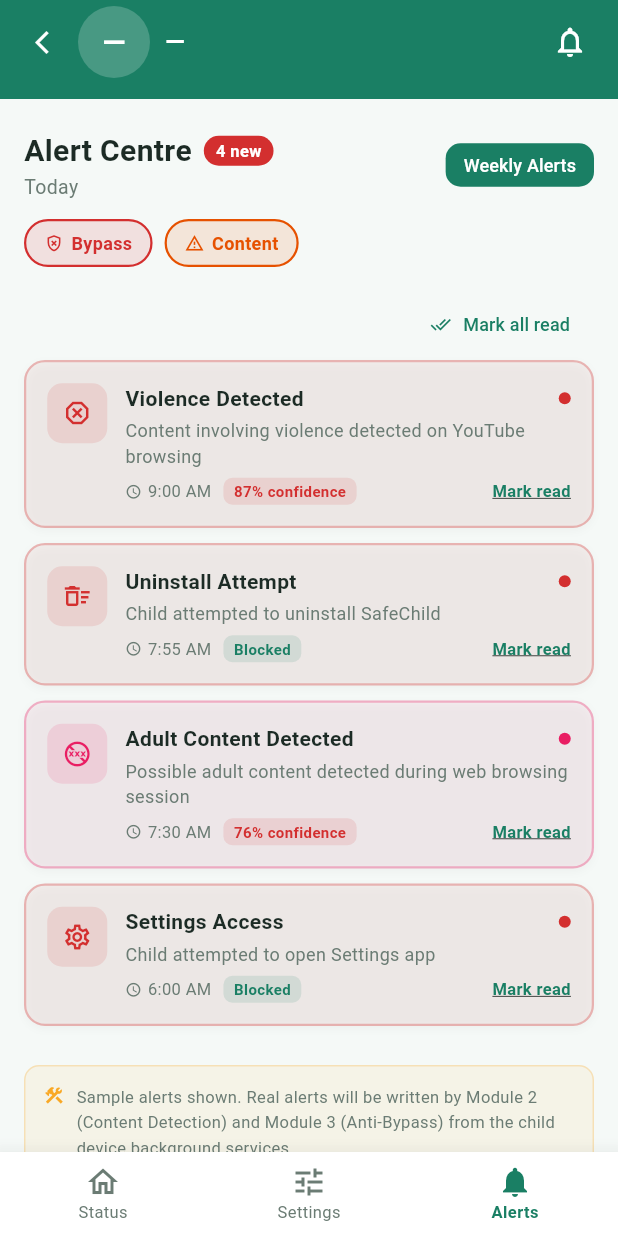
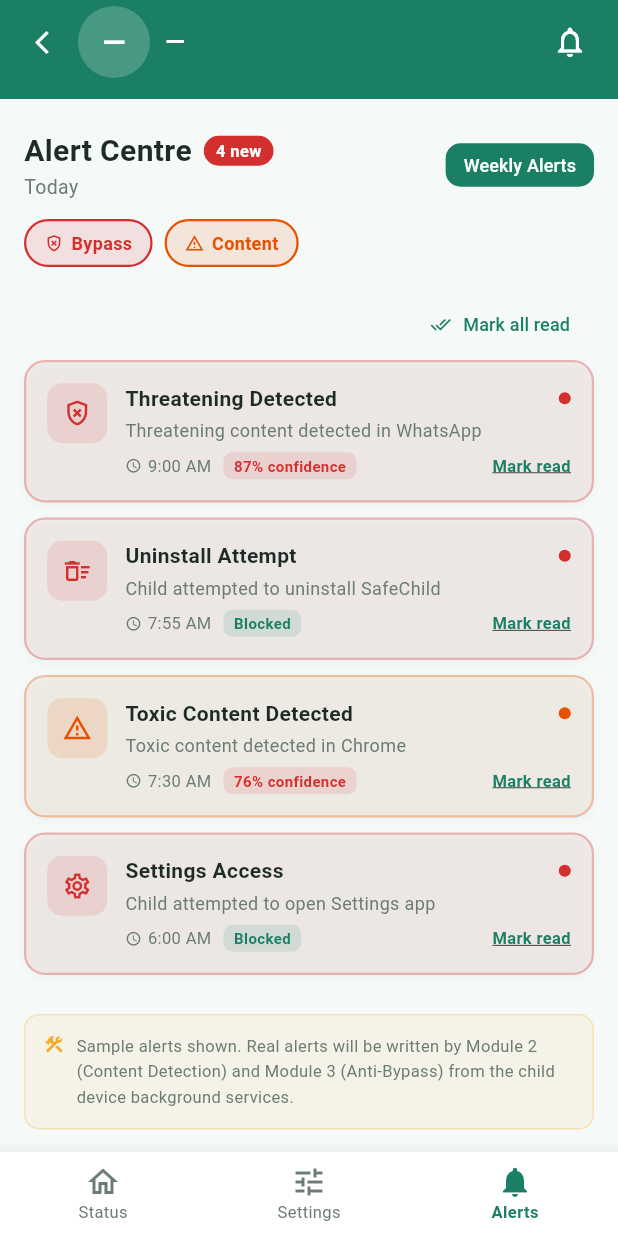
Before and after one commit to Idhamfitri/safechild, a Flutter app: the ChildStatusScreen screen opened directly with empty values, after a tap on the "notifications" icon, on a phone screen of 412 x 824 dp. Run offline on Flutter 3.47's test engine with Material 3 defaults, Android fonts, the phone set to English and light mode, and no system bars; our stand-ins replace cached_network_image, cloud_firestore, connectivity_plus, device_info_plus, firebase_auth, firebase_core and 9 more; missing offline and left inert: flutter_accessibility_service, flutter_background_service; accounts and stored records are empty.

Commit message:
Module_1_+_2_Partial

```diff
--- a/lib/models/incident_model.dart
+++ b/lib/models/incident_model.dart
@@ -1,100 +1,103 @@
 // lib/models/incident_model.dart
-// ─────────────────────────────────────────────────────────────────────────────
-// Maps to Firestore collection: incidents/{incident_id}
-// Written by Module 2 content detection (Gemini API + Random Forest).
-//
-// Business rules (MODULE3_WORKFLOW Part 7):
-//   - confidence_score >= 0.5  → incident is logged
-//   - confidence_score >= 0.75 → FCM alert is also sent to parent
-//   - Raw text is NEVER stored — only text_summary (privacy NFR)
-//
-// Schema:
-//   device_id        – which child device triggered this
-//   text_summary     – privacy-safe AI summary of what was detected
-//   source           – "accessibility_service" | "screenshot" | "url"
-//   confidence_score – 0.0–1.0 from detection model
-//   category         – "violence" | "adult" | "gambling" | "drugs" | "bullying"
-//   detection_model  – "gemini_api" | "random_forest" | "combined"
-//   detected_at      – timestamp
-//   is_reviewed      – parent has viewed
-//   reviewed_at      – when parent reviewed
-//   is_alert_send    – FCM was sent (only when score >= 0.75)
-//   alert_send_at    – when FCM was sent
-// ─────────────────────────────────────────────────────────────────────────────
+// UPDATED for Module 2:
+// Categories now include 'toxic' and 'threatening' — exactly what Gemini returns.
+// Old categories (violence, adult etc.) kept for future modules.
+// detection_model is now 'gemini' | 'offline_backup' matching Module 2 workflow.
 
 import 'package:flutter/material.dart';
 import 'package:cloud_firestore/cloud_firestore.dart';
 
-enum IncidentCategory { violence, adult, gambling, drugs, bullying, unknown }
-enum DetectionModel   { geminiApi, randomForest, combined }
+enum IncidentCategory {
+  toxic,        // Module 2 — general harmful/toxic content
+  threatening,  // Module 2 — threatening content (bullying, threats)
+  violence,
+  adult,
+  gambling,
+  drugs,
+  bullying,
+  unknown,
+}
 
 extension IncidentCategoryX on IncidentCategory {
+  String get value {
+    switch (this) {
+      case IncidentCategory.toxic:       return 'toxic';
+      case IncidentCategory.threatening: return 'threatening';
+      case IncidentCategory.violence:    return 'violence';
+      case IncidentCategory.adult:       return 'adult';
+      case IncidentCategory.gambling:    return 'gambling';
+      case IncidentCategory.drugs:       return 'drugs';
+      case IncidentCategory.bullying:    return 'bullying';
+      case IncidentCategory.unknown:     return 'unknown';
+    }
+  }
+
   String get displayLabel {
     switch (this) {
-      case IncidentCategory.violence:  return 'Violence';
-      case IncidentCategory.adult:     return 'Adult Content';
-      case IncidentCategory.gambling:  return 'Gambling';
-      case IncidentCategory.drugs:     return 'Drugs';
-      case IncidentCategory.bullying:  return 'Bullying';
-      case IncidentCategory.unknown:   return 'Unknown';
+      case IncidentCategory.toxic:       return 'Toxic Content';
+      case IncidentCategory.threatening: return 'Threatening';
+      case IncidentCategory.violence:    return 'Violence';
+      case IncidentCategory.adult:       return 'Adult Content';
+      case IncidentCategory.gambling:    return 'Gambling';
+      case IncidentCategory.drugs:       return 'Drugs';
+      case IncidentCategory.bullying:    return 'Bullying';
+      case IncidentCategory.unknown:     return 'Unknown';
     }
   }
 
   Color get color {
     switch (this) {
-      case IncidentCategory.violence:  return const Color(0xFFD32F2F);
-      case IncidentCategory.adult:     return const Color(0xFFE91E63);
-      case IncidentCategory.gambling:  return const Color(0xFF6A1B9A);
-      case IncidentCategory.drugs:     return const Color(0xFF1565C0);
-      case IncidentCategory.bullying:  return const Color(0xFFE65100);
-      case IncidentCategory.unknown:   return const Color(0xFF757575);
+      case IncidentCategory.toxic:       return const Color(0xFFE65100);
+      case IncidentCategory.threatening: return const Color(0xFFD32F2F);
+      case IncidentCategory.violence:    return const Color(0xFFD32F2F);
+      case IncidentCategory.adult:       return const Color(0xFFE91E63);
+      case IncidentCategory.gambling:    return const Color(0xFF6A1B9A);
+      case IncidentCategory.drugs:       return const Color(0xFF1565C0);
+      case IncidentCategory.bullying:    return const Color(0xFFE65100);
+      case IncidentCategory.unknown:     return const Color(0xFF757575);
     }
   }
 
   IconData get icon {
     switch (this) {
-      case IncidentCategory.violence:  return Icons.dangerous_outlined;
-      case IncidentCategory.adult:     return Icons.no_adult_content_outlined;
-      case IncidentCategory.gambling:  return Icons.casino_outlined;
-      case IncidentCategory.drugs:     return Icons.medication_outlined;
-      case IncidentCategory.bullying:  return Icons.person_off_outlined;
-      case IncidentCategory.unknown:   return Icons.help_outline;
+      case IncidentCategory.toxic:       return Icons.warning_amber_outlined;
+      case IncidentCategory.threatening: return Icons.gpp_bad_outlined;
+      case IncidentCategory.violence:    return Icons.dangerous_outlined;
+      case IncidentCategory.adult:       return Icons.no_adult_content_outlined;
+      case IncidentCategory.gambling:    return Icons.casino_outlined;
+      case IncidentCategory.drugs:       return Icons.medication_outlined;
+      case IncidentCategory.bullying:    return Icons.person_off_outlined;
+      case IncidentCategory.unknown:     return Icons.help_outline;
     }
   }
 }
 
 IncidentCategory _catFromString(String? s) {
   switch (s) {
-    case 'violence':  return IncidentCategory.violence;
-    case 'adult':     return IncidentCategory.adult;
-    case 'gambling':  return IncidentCategory.gambling;
-    case 'drugs':     return IncidentCategory.drugs;
-    case 'bullying':  return IncidentCategory.bullying;
-    default:          return IncidentCategory.unknown;
-  }
-}
-
-DetectionModel _modelFromString(String? s) {
-  switch (s) {
-    case 'gemini_api':     return DetectionModel.geminiApi;
-    case 'random_forest':  return DetectionModel.randomForest;
-    default:               return DetectionModel.combined;
+    case 'toxic':       return IncidentCategory.toxic;
+    case 'threatening': return IncidentCategory.threatening;
+    case 'violence':    return IncidentCategory.violence;
+    case 'adult':       return IncidentCategory.adult;
+    case 'gambling':    return IncidentCategory.gambling;
+    case 'drugs':       return IncidentCategory.drugs;
+    case 'bullying':    return IncidentCategory.bullying;
+    default:            return IncidentCategory.unknown;
   }
 }
 
 class IncidentModel {
-  final String          incidentId;
-  final String          deviceId;
-  final String          textSummary;
-  final String          source;
-  final double          confidenceScore;
+  final String           incidentId;
+  final String           deviceId;
+  final String           textSummary;
+  final String           source;
+  final double           confidenceScore;
   final IncidentCategory category;
-  final DetectionModel  detectionModel;
-  final DateTime        detectedAt;
-  final bool            isReviewed;
-  final DateTime?       reviewedAt;
-  final bool            isAlertSend;
-  final DateTime?       alertSendAt;
+  final String           detectionModel; // 'gemini' | 'offline_backup'
+  final DateTime         detectedAt;
+  final bool             isReviewed;
+  final DateTime?        reviewedAt;
+  final bool             isAlertSend;
+  final DateTime?        alertSendAt;
 
   IncidentModel({
     required this.incidentId,
@@ -116,18 +119,18 @@ class IncidentModel {
     final d = doc.data()!;
     return IncidentModel(
       incidentId:      doc.id,
-      deviceId:        d['device_id']    ?? '',
-      textSummary:     d['text_summary'] ?? '',
-      source:          d['source']       ?? '',
+      deviceId:        d['device_id']        ?? '',
+      textSummary:     d['text_summary']      ?? '',
+      source:          d['source']            ?? '',
       confidenceScore: (d['confidence_score'] ?? 0.0).toDouble(),
       category:        _catFromString(d['category']),
-      detectionModel:  _modelFromString(d['detection_model']),
+      detectionModel:  d['detection_model']   ?? 'gemini',
       detectedAt:      (d['detected_at'] as Timestamp).toDate(),
-      isReviewed:      d['is_reviewed']   ?? false,
+      isReviewed:      d['is_reviewed']        ?? false,
       reviewedAt: d['reviewed_at'] != null
           ? (d['reviewed_at'] as Timestamp).toDate()
           : null,
-      isAlertSend:  d['is_alert_send']  ?? false,
+      isAlertSend: d['is_alert_send'] ?? false,
       alertSendAt: d['alert_send_at'] != null
           ? (d['alert_send_at'] as Timestamp).toDate()
           : null,
@@ -139,20 +142,15 @@ class IncidentModel {
         'text_summary':     textSummary,
         'source':           source,
         'confidence_score': confidenceScore,
-        'category':         category.name,
-        'detection_model':  detectionModel == DetectionModel.geminiApi
-            ? 'gemini_api'
-            : detectionModel == DetectionModel.randomForest
-                ? 'random_forest'
-                : 'combined',
-        'detected_at':    Timestamp.fromDate(detectedAt),
-        'is_reviewed':    isReviewed,
+        'category':         category.value,
+        'detection_model':  detectionModel,
+        'detected_at':      FieldValue.serverTimestamp(),
+        'is_reviewed':      isReviewed,
         if (reviewedAt != null) 'reviewed_at': Timestamp.fromDate(reviewedAt!),
-        'is_alert_send':  isAlertSend,
+        'is_alert_send':    isAlertSend,
         if (alertSendAt != null) 'alert_send_at': Timestamp.fromDate(alertSendAt!),
       };
 
-  // ── Business rule helpers ─────────────────────────────────────────────────
   bool get alertThresholdMet => confidenceScore >= 0.75;
   bool get logThresholdMet   => confidenceScore >= 0.5;
 
@@ -163,36 +161,35 @@ class IncidentModel {
     return 'Low';
   }
 
-  // ── Dummy incidents (shown until Module 2 writes real data) ───────────────
   static List<IncidentModel> dummies(String deviceId) {
     final now = DateTime.now();
     return [
       IncidentModel(
         incidentId: 'i1', deviceId: deviceId,
-        textSummary: 'Content involving violence detected on YouTube browsing',
-        source: 'accessibility_service', confidenceScore: 0.87,
-        category: IncidentCategory.violence,
-        detectionModel: DetectionModel.combined,
+        textSummary: 'Threatening content detected in WhatsApp',
+        source: 'com.whatsapp', confidenceScore: 0.87,
+        category: IncidentCategory.threatening,
+        detectionModel: 'gemini',
         detectedAt: now.subtract(const Duration(hours: 1, minutes: 30)),
         isReviewed: false, isAlertSend: true,
         alertSendAt: now.subtract(const Duration(hours: 1, minutes: 29)),
       ),
       IncidentModel(
         incidentId: 'i2', deviceId: deviceId,
-        textSummary: 'Possible adult content detected during web browsing session',
-        source: 'accessibility_service', confidenceScore: 0.76,
-        category: IncidentCategory.adult,
-        detectionModel: DetectionModel.geminiApi,
-        detectedAt: now.subtract(const Duration(hours: 3, minutes: 0)),
+        textSummary: 'Toxic content detected in Chrome',
+        source: 'com.android.chrome', confidenceScore: 0.76,
+        category: IncidentCategory.toxic,
+        detectionModel: 'gemini',
+        detectedAt: now.subtract(const Duration(hours: 3)),
         isReviewed: false, isAlertSend: true,
         alertSendAt: now.subtract(const Duration(hours: 2, minutes: 59)),
       ),
       IncidentModel(
         incidentId: 'i3', deviceId: deviceId,
-        textSummary: 'Gambling-related terms found in messaging app',
-        source: 'accessibility_service', confidenceScore: 0.61,
-        category: IncidentCategory.gambling,
-        detectionModel: DetectionModel.randomForest,
+        textSummary: 'Toxic content detected in Instagram',
+        source: 'com.instagram.android', confidenceScore: 0.61,
+        category: IncidentCategory.toxic,
+        detectionModel: 'gemini',
         detectedAt: now.subtract(const Duration(days: 1, hours: 2)),
         isReviewed: true,
         reviewedAt: now.subtract(const Duration(days: 1, hours: 1)),
```
Also changed, not shown: lib/screens/child/child_active_screen.dart (+26 -11 lines), lib/screens/parent/dashboard_screen.dart (+7 -0 lines), lib/services/content_detection_service.dart (added, +244 -0 lines), lib/services/parent_service.dart (+28 -3 lines), pubspec.yaml (+12 -0 lines), firebase.json, pubspec.lock, 8 other files.
